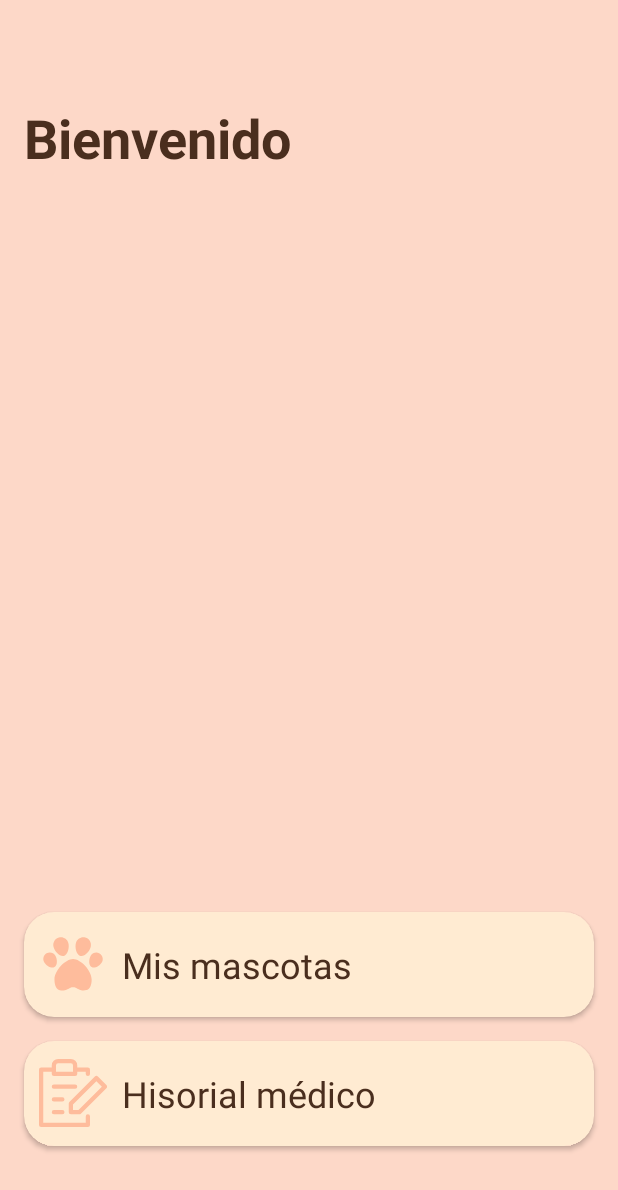
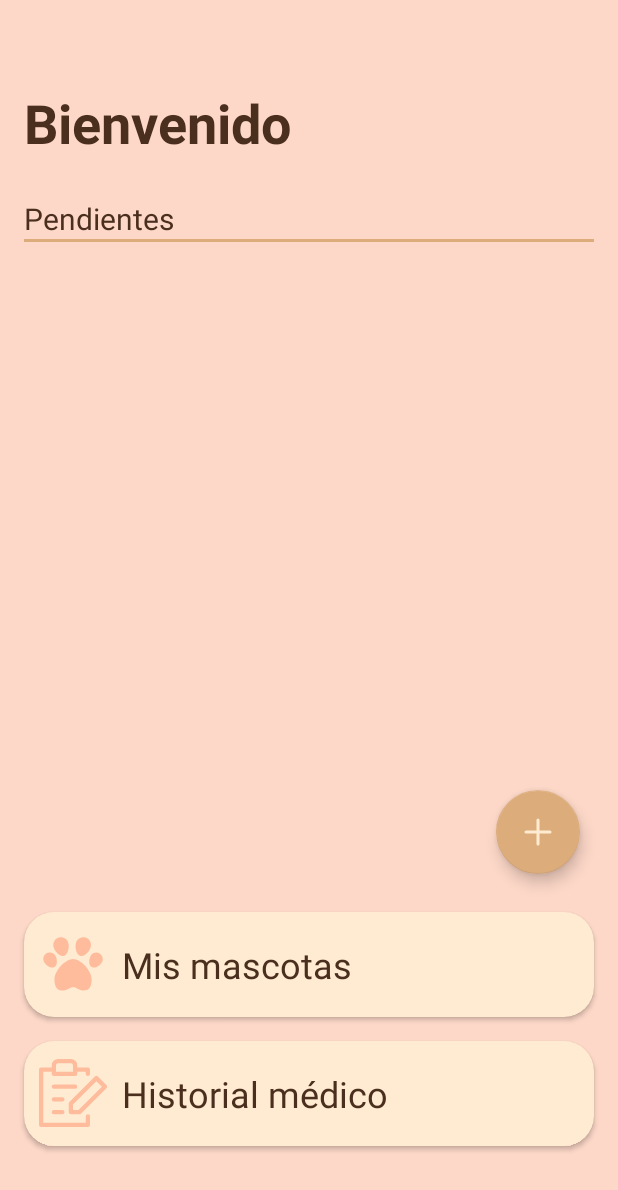
Before and after one commit to LuSarmiento/PatitasAlDia, an Android app: the screen it shows after launch (MenuActivity), on a phone screen of 412 x 824 dp. Shown: the top 1190 px of the screen. Run offline under Robolectric (Android 15) with nearby library versions, the phone set to English and light mode, and no system bars.

Commit message:
pendientes

```diff
--- a/app/build.gradle.kts
+++ b/app/build.gradle.kts
@@ -47,6 +47,7 @@ dependencies {
     testImplementation(libs.junit)
     androidTestImplementation(libs.androidx.junit)
     androidTestImplementation(libs.androidx.espresso.core)
+    implementation("com.google.android.material:material:1.12.0")
     implementation("androidx.room:room-runtime:2.6.1")
     implementation("androidx.room:room-ktx:2.6.1")
     kapt("androidx.room:room-compiler:2.6.1")
--- a/app/src/main/AndroidManifest.xml
+++ b/app/src/main/AndroidManifest.xml
@@ -12,6 +12,9 @@
         android:supportsRtl="true"
         android:theme="@style/Theme.PatitasAlDia"
         tools:targetApi="31">
+        <activity
+            android:name=".pendientes.AgregarPendienteActivity"
+            android:exported="false" />
         <activity
             android:name=".mismascotas.DetalleMascotaActivity"
             android:exported="false" />
--- a/app/src/main/java/com/lu/patitasaldia/MenuActivity.kt
+++ b/app/src/main/java/com/lu/patitasaldia/MenuActivity.kt
@@ -7,10 +7,16 @@ import androidx.appcompat.app.AppCompatActivity
 import androidx.cardview.widget.CardView
 import androidx.core.view.ViewCompat
 import androidx.core.view.WindowInsetsCompat
+import com.google.android.material.floatingactionbutton.FloatingActionButton
 import com.lu.patitasaldia.historialmedico.HistorialMedicoActivity
 import com.lu.patitasaldia.mismascotas.MisMascotasActivity
 
 class MenuActivity : AppCompatActivity() {
+
+    private lateinit var cvMisMascotas: CardView
+    private lateinit var cvHistorialMedico: CardView
+    private lateinit var fabAgregarPendiente: FloatingActionButton
+
     override fun onCreate(savedInstanceState: Bundle?) {
         super.onCreate(savedInstanceState)
         enableEdgeToEdge()
@@ -21,27 +27,32 @@ class MenuActivity : AppCompatActivity() {
             insets
         }
 
-        val cvMisMascotas = findViewById<CardView>(R.id.cvMisMascotas)
-        val cvHistorialMedico = findViewById<CardView>(R.id.cvHistorialMedico)
+        initComponents()
+        initListeners()
 
+    }
+
+    private fun initComponents() {
+        cvMisMascotas = findViewById(R.id.cvMisMascotas)
+        cvHistorialMedico = findViewById(R.id.cvHistorialMedico)
+        fabAgregarPendiente = findViewById(R.id.fabAgregarPendiente)
+    }
+
+    private fun initListeners() {
         cvMisMascotas.setOnClickListener { navigateToMisMascotas() }
         cvHistorialMedico.setOnClickListener { navigateToHistorialMedico() }
+
     }
 
-    private fun navigateToMisMascotas(){
+    private fun navigateToMisMascotas() {
         val intent = Intent(this, MisMascotasActivity::class.java)
         startActivity(intent)
     }
 
-    private fun navigateToHistorialMedico(){
+    private fun navigateToHistorialMedico() {
         val intent = Intent(this, HistorialMedicoActivity::class.java)
         startActivity(intent)
 
     }
 
-
-
-
-
-
 }
--- a/app/src/main/java/com/lu/patitasaldia/mismascotas/DetalleMascotaActivity.kt
+++ b/app/src/main/java/com/lu/patitasaldia/mismascotas/DetalleMascotaActivity.kt
@@ -83,7 +83,7 @@ class DetalleMascotaActivity : AppCompatActivity() {
                     .show()
             }
 
-        //            mascota?.let {
+            //            mascota?.let {
 //                lifecycleScope.launch {
 //                    mascotaDao.eliminarMascota(it)
 //                    finish()
--- a/app/src/main/java/com/lu/patitasaldia/mismascotas/Mascota.kt
+++ b/app/src/main/java/com/lu/patitasaldia/mismascotas/Mascota.kt
@@ -16,4 +16,4 @@ data class Mascota(
     val sexo: String,
     val fechaNacimiento: String,
     val castrado: Boolean
-): Parcelable
+) : Parcelable
--- a/app/src/main/res/layout/activity_menu.xml
+++ b/app/src/main/res/layout/activity_menu.xml
@@ -5,7 +5,6 @@
     android:id="@+id/main"
     android:layout_width="match_parent"
     android:layout_height="match_parent"
-    android:layout_gravity="center"
     android:background="@color/patitas_background"
     tools:context=".MenuActivity">
 
@@ -13,7 +12,7 @@
     <TextView
         android:id="@+id/tvBienvenida"
         android:layout_width="match_parent"
-        android:layout_height="120dp"
+        android:layout_height="100dp"
         android:layout_marginHorizontal="16dp"
         android:layout_marginVertical="32dp"
         android:gravity="center_vertical"
@@ -23,6 +22,42 @@
         android:textStyle="bold"
         app:layout_constraintStart_toStartOf="parent"
         app:layout_constraintTop_toTopOf="parent" />
+
+    <TextView
+        android:id="@+id/tvPendientes"
+        android:layout_width="wrap_content"
+        android:layout_height="25dp"
+        android:layout_marginHorizontal="16dp"
+        android:gravity="center_vertical"
+        android:text="@string/todo"
+        android:textColor="@color/patitas_text_color"
+        android:textSize="20sp"
+        app:layout_constraintStart_toStartOf="parent"
+        app:layout_constraintTop_toBottomOf="@+id/tvBienvenida" />
+
+    <View
+        android:id="@+id/viewRayita"
+        android:layout_width="match_parent"
+        android:layout_height="2dp"
+        android:layout_marginHorizontal="16dp"
+        android:layout_marginTop="2dp"
+        android:background="@color/patitas_beige"
+        app:layout_constraintStart_toStartOf="parent"
+        app:layout_constraintTop_toBottomOf="@+id/tvPendientes" />
+
+
+    <androidx.recyclerview.widget.RecyclerView
+        android:id="@+id/rvPendientes"
+        android:layout_width="match_parent"
+        android:layout_height="250dp"
+        android:layout_marginHorizontal="16dp"
+        android:layout_marginVertical="8dp"
+        app:layout_constraintEnd_toEndOf="parent"
+        app:layout_constraintStart_toStartOf="parent"
+        app:layout_constraintTop_toBottomOf="@id/viewRayita">
+
+
+    </androidx.recyclerview.widget.RecyclerView>
 
 
     <!--    mis mascotas    -->
@@ -101,4 +136,19 @@
         </androidx.appcompat.widget.LinearLayoutCompat>
 
     </androidx.cardview.widget.CardView>
+
+    <com.google.android.material.floatingactionbutton.FloatingActionButton
+        android:id="@+id/fabAgregarPendiente"
+        android:layout_width="wrap_content"
+        android:layout_height="wrap_content"
+        android:layout_margin="25dp"
+        android:contentDescription="Agregar pendiente"
+        android:src="@drawable/ic_mas"
+        app:backgroundTint="@color/patitas_beige"
+        app:layout_constraintBottom_toTopOf="@id/cvMisMascotas"
+        app:layout_constraintEnd_toEndOf="parent"
+        app:tint="@color/patitas_component">
+
+    </com.google.android.material.floatingactionbutton.FloatingActionButton>
+
 </androidx.constraintlayout.widget.ConstraintLayout>
--- a/app/src/main/res/layout/item_mascotas.xml
+++ b/app/src/main/res/layout/item_mascotas.xml
@@ -4,8 +4,8 @@
     xmlns:tools="http://schemas.android.com/tools"
     android:layout_width="370dp"
     android:layout_height="70dp"
+    android:layout_gravity="center_horizontal"
     android:layout_marginVertical="8dp"
-    android:layout_gravity="center_horizontal"
     app:cardBackgroundColor="@color/patitas_component"
     app:cardCornerRadius="20dp">
 
@@ -28,11 +28,11 @@
             android:layout_width="match_parent"
             android:layout_height="match_parent"
             android:gravity="center_vertical"
-            tools:text="Ejemplo"
             android:textAllCaps="true"
             android:textColor="@color/patitas_text_color"
             android:textSize="28sp"
-            tools:ignore="MissingPrefix" />
+            tools:ignore="MissingPrefix"
+            tools:text="Ejemplo" />
 
     </LinearLayout>
 
--- a/app/src/main/res/values/colors.xml
+++ b/app/src/main/res/values/colors.xml
@@ -12,7 +12,6 @@
     <color name="patitas_component">#FFEBD2</color>
     <color name="patitas_background">#fdd8c8</color>
     <color name="patitas_beige">#DCAC7B</color>
-    <color name="patitas_celeste">#B2DBF7</color>
     <color name="patitas_rosa">#febc9c</color>
     <color name="patitas_text_color">#4A2E1E</color>
 
--- a/app/src/main/res/values/strings.xml
+++ b/app/src/main/res/values/strings.xml
@@ -1,10 +1,9 @@
 <resources>
     <string name="app_name">Patitas al Dia</string>
     <string name="welcome">Bienvenido</string>
+    <string name="todo">Pendientes</string>
+
     <string name="myPets">Mis mascotas</string>
-    <string name="pets">Mascotas</string>
-    <string name="calendar">Calendario</string>
-    <string name="history">Hisorial médico</string>
     <string name="addPet">Agregar mascota</string>
     <string name="name">Nombre: </string>
     <string name="species">Especie: </string>
@@ -15,9 +14,16 @@
     <string name="birthday">Fecha de nacimiento: </string>
     <string name="castrated_select">Castrado</string>
     <string name="castrated_answer">Castrado: </string>
+
+    <string name="history">Historial médico</string>
+    <string name="addTask">Agregar pendiente</string>
+    <string name="pet">Mascota</string>
+    <string name="type">Tipo</string>
+    <string name="date">Fecha</string>
+    <string name="description">Descripción</string>
+
     <string name="edit">Editar</string>
     <string name="delete">Eliminar</string>
     <string name="save">Guardar</string>
 
-
 </resources>
```
Also changed, not shown: app/src/main/java/com/lu/patitasaldia/mismascotas/MascotasAdapter.kt (+7 -6 lines), app/src/main/java/com/lu/patitasaldia/pendientes/AgregarPendienteActivity.kt (added, +21 -0 lines), app/src/main/java/com/lu/patitasaldia/pendientes/PendienteMedico.kt (added, +15 -0 lines), app/src/main/java/com/lu/patitasaldia/pendientes/PendienteMedicoDao.java (added, +12 -0 lines), app/src/main/res/layout/activity_agregar_mascota.xml (+32 -18 lines), app/src/main/res/layout/activity_agregar_pendiente.xml (added, +143 -0 lines), app/src/main/res/layout/activity_detalle_mascota.xml (+27 -25 lines), app/src/main/res/layout/activity_historial_medico.xml (+7 -10 lines), app/src/main/res/layout/activity_mis_mascotas.xml (+7 -6 lines), 2 other files.
